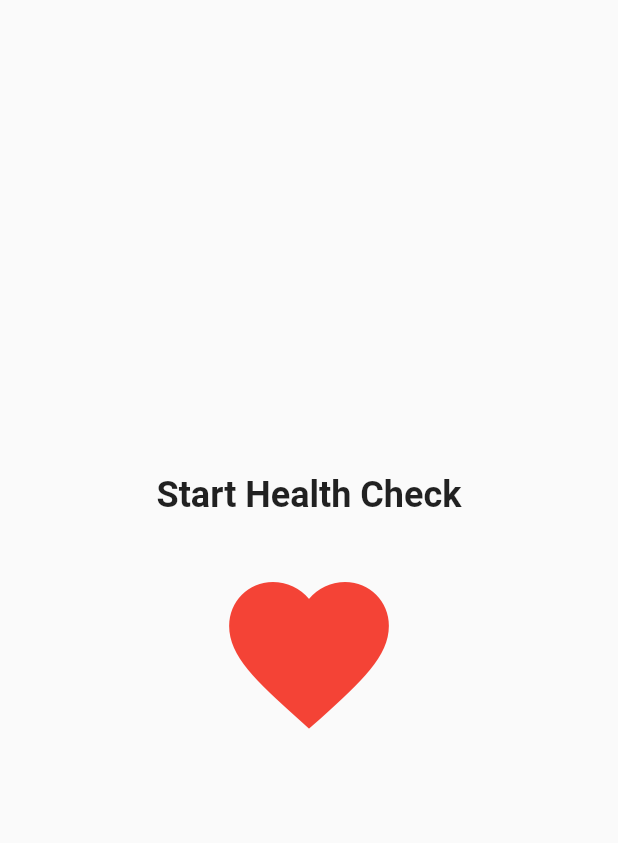
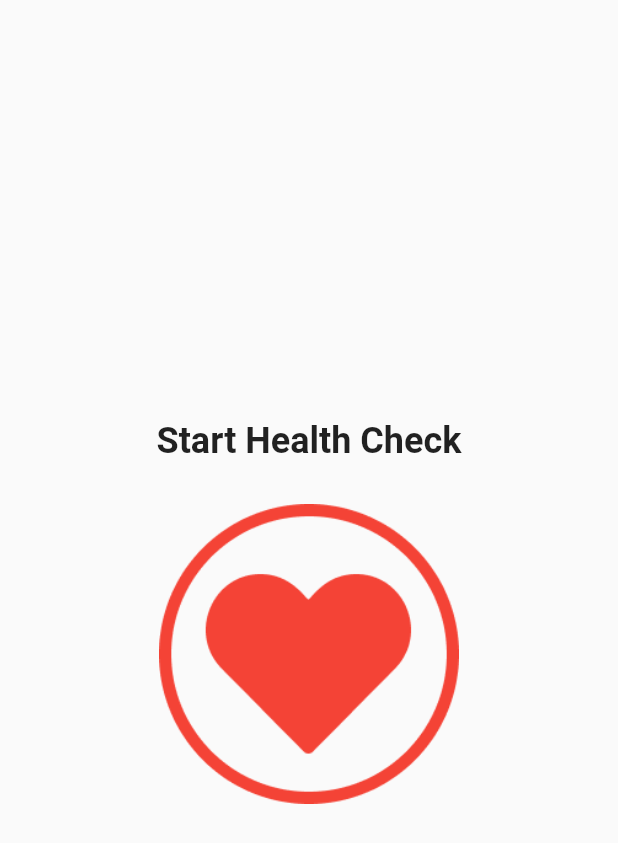
Before and after one commit to nathasyae/heartrate, a Flutter app: the checkHeartRate screen opened directly, on a phone screen of 412 x 824 dp. Shown: the top 843 px of the screen. Run offline on Flutter 3.47's test engine with Material 2 defaults, Android fonts, the phone set to English and light mode, and no system bars; our stand-ins replace camera, charts_flutter, cloud_firestore, firebase_auth, firebase_core, fluttertoast and 2 more; accounts and stored records are empty.

Commit message:
flow ok (symptomps, result, profil, measure, invalid, check

```diff
--- a/lib/pages/checkHeartRate.dart
+++ b/lib/pages/checkHeartRate.dart
@@ -33,6 +33,7 @@ class checkHeartRate extends StatefulWidget {
 
 class checkHeartRateView extends State<checkHeartRate> {
 
+  bool isWaitingAsync = false;
   bool _toggled = false;
   bool _processing = false;
   List<SensorValue> _data = [];
@@ -91,6 +92,7 @@ class checkHeartRateView extends State<checkHeartRate> {
     _disposeController();
     Wakelock.disable();
     setState(() async {
+      isWaitingAsync = true;
       _processing = false;
       counter+=1;
       _write(_report.toString(),counter);
@@ -290,25 +292,29 @@ class checkHeartRateView extends State<checkHeartRate> {
             ),
             SizedBox(height: 20),
               IconButton(
-              icon: Icon(Icons.favorite),
+                  icon: Image(image: AssetImage('assets/images/heartbutton.png')),
                   color: Colors.red,
-              iconSize: 128,
+                  iconSize: 200,
                   onPressed: () {
                     setState(() {
                       _toggle();
                     });
                   }
               ),
-
         ]
         ) :
         Column(
             crossAxisAlignment: CrossAxisAlignment.center,
-            children: <Widget>[
+            children: <Widget>[ isWaitingAsync ?
+            new CircularProgressIndicator() :
+            Column(
+                children: [
                   Text("Measuring...",
                       style: TextStyle(fontSize: 24.0, fontWeight: FontWeight.bold)),
                   Text(_current.toString(),
                       style: TextStyle(fontSize: 24.0)),
+                ]
+              ),
               SizedBox(height: 20),
               Text("1. Put your phone on the table with the camera lens facing upward.",
                   style: mainTheme.textTheme.bodyText1),
--- a/lib/pages/result.dart
+++ b/lib/pages/result.dart
@@ -73,7 +73,9 @@ class ResultView extends State<Result> {
                   Row(
                     mainAxisAlignment: MainAxisAlignment.center,
                     children: [
-                      Icon(Icons.stacked_line_chart, size:50, color: Colors.red),
+                      ImageIcon(
+                        AssetImage("assets/img/heartbeat.png"),
+                      ),
                       Text(widget.heartCondition,
                           style: TextStyle(fontSize: 25)),
                     ],
--- a/lib/pages/symptomps.dart
+++ b/lib/pages/symptomps.dart
@@ -31,8 +31,10 @@ class SymptompsState extends State<Symptomps> {
           margin: const EdgeInsets.all(30),
         child: Column(
           children: [
+            SizedBox(
+                height:30),
             Text("Choose the symptoms you have:",
-                style: TextStyle(fontSize: 24.0, fontWeight: FontWeight.bold)),
+                style: TextStyle(fontSize: 24.0)),
             ListView(
               shrinkWrap: true,
               children: values.keys.map((String key) {
--- a/pubspec.yaml
+++ b/pubspec.yaml
@@ -35,6 +35,7 @@ dependencies:
   fluttertoast: ^7.1.6
   http: ^0.12.2
   custom_navigator: ^0.2.0
+  intl: ^0.16.1
 
   # The following adds the Cupertino Icons font to your application.
   # Use with the CupertinoIcons class for iOS style icons.
@@ -56,8 +57,8 @@ flutter:
   uses-material-design: true
 
   # To add assets to your application, add an assets section, like this:
-#  assets:
-#    - /lib/assets/heartbeat.png
+  assets:
+    - assets/images/
 
   # An image asset can refer to one or more resolution-specific "variants", see
   # https://flutter.dev/assets-and-images/#resolution-aware.
```
Also changed, not shown: lib/pages/invalid.dart (+9 -1 lines), lib/pages/login.dart (+17 -3 lines), lib/pages/measuring.dart (+17 -4 lines), lib/pages/profile.dart (+22 -15 lines), assets/images/1.png (added), assets/images/2.png (added), assets/images/heartbeat.png (renamed from lib/assets/heartbeat.png), assets/images/heartbutton.png (added), assets/images/instruction1.png (added), assets/images/instruction2.png (added), assets/images/invalid_img.png (added), assets/images/logo.png (added), pubspec.lock. Lines whose indentation alone changed are shown as unchanged.
